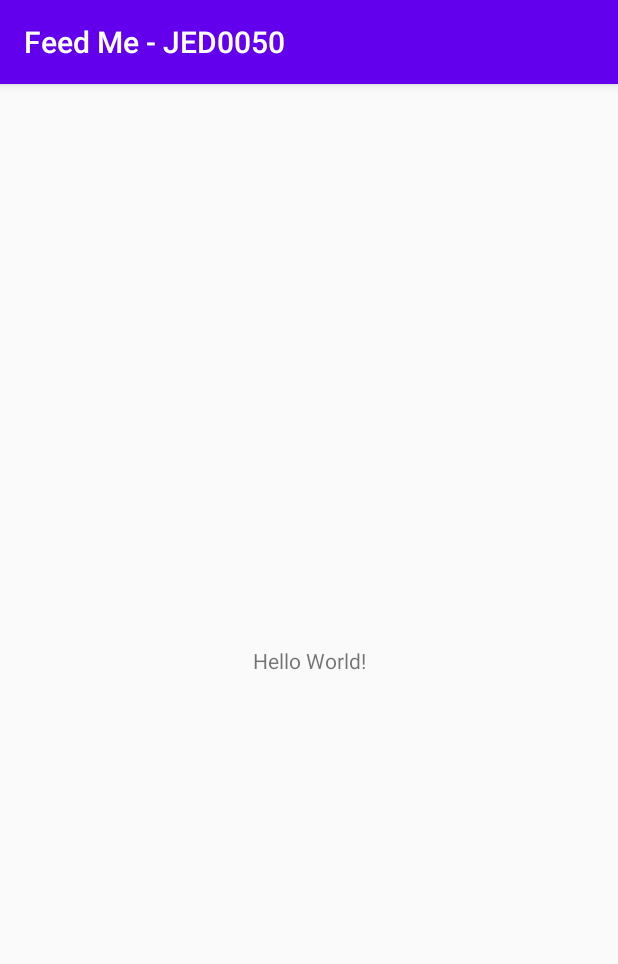
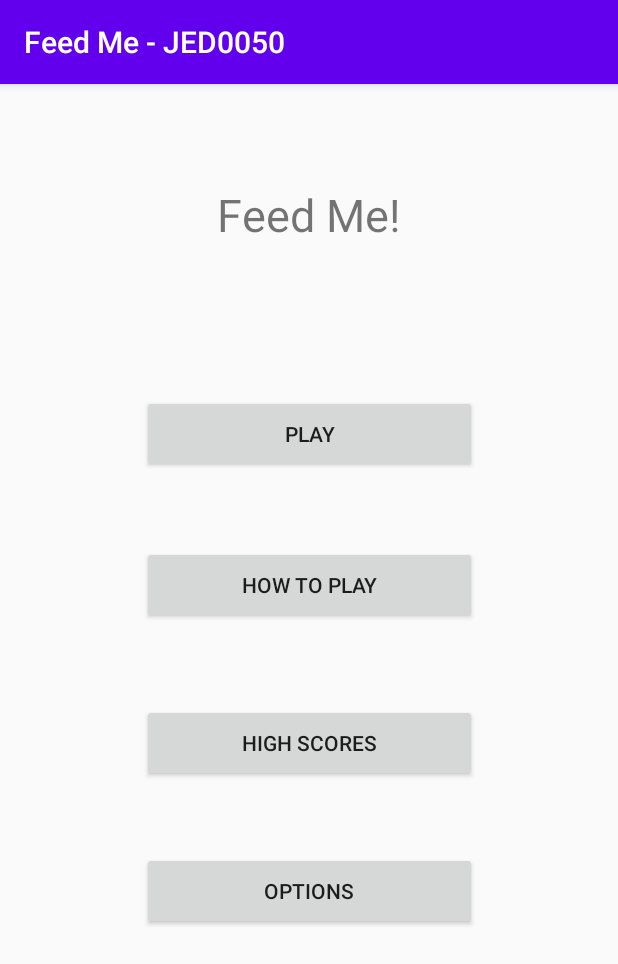
Before and after one commit to JED0050/TAMZ2_P, an Android app: the screen it shows after launch (MainActivity), on a phone screen of 412 x 824 dp. Shown: the top 964 px of the screen. Run offline under Robolectric (Android 15) with nearby library versions, the phone set to English and light mode, and no system bars.

Commit message:
Vytvoření hlavního menu
Vytvoření základního hlavního menu, které obsahuje nadpis a 4 tlačítka

```diff
--- a/app/src/main/res/layout/activity_main.xml
+++ b/app/src/main/res/layout/activity_main.xml
@@ -7,12 +7,59 @@
     tools:context=".MainActivity">
 
     <TextView
+        android:id="@+id/textView"
         android:layout_width="wrap_content"
         android:layout_height="wrap_content"
-        android:text="Hello World!"
+        android:text="Feed Me!"
+        android:textSize="30sp"
         app:layout_constraintBottom_toBottomOf="parent"
         app:layout_constraintLeft_toLeftOf="parent"
         app:layout_constraintRight_toRightOf="parent"
-        app:layout_constraintTop_toTopOf="parent" />
+        app:layout_constraintTop_toTopOf="parent"
+        app:layout_constraintVertical_bias="0.092" />
+
+    <Button
+        android:id="@+id/button"
+        android:layout_width="223dp"
+        android:layout_height="52dp"
+        android:text="Play"
+        app:layout_constraintBottom_toBottomOf="parent"
+        app:layout_constraintEnd_toEndOf="parent"
+        app:layout_constraintStart_toStartOf="parent"
+        app:layout_constraintTop_toTopOf="parent"
+        app:layout_constraintVertical_bias="0.29" />
+
+    <Button
+        android:id="@+id/button2"
+        android:layout_width="223dp"
+        android:layout_height="52dp"
+        android:text="How to play"
+        app:layout_constraintBottom_toBottomOf="parent"
+        app:layout_constraintEnd_toEndOf="parent"
+        app:layout_constraintStart_toStartOf="parent"
+        app:layout_constraintTop_toTopOf="parent"
+        app:layout_constraintVertical_bias="0.43" />
+
+    <Button
+        android:id="@+id/button3"
+        android:layout_width="223dp"
+        android:layout_height="52dp"
+        android:text="HIGH SCORES"
+        app:layout_constraintBottom_toBottomOf="parent"
+        app:layout_constraintEnd_toEndOf="parent"
+        app:layout_constraintStart_toStartOf="parent"
+        app:layout_constraintTop_toTopOf="parent"
+        app:layout_constraintVertical_bias="0.577" />
+
+    <Button
+        android:id="@+id/button4"
+        android:layout_width="223dp"
+        android:layout_height="52dp"
+        android:text="Options"
+        app:layout_constraintBottom_toBottomOf="parent"
+        app:layout_constraintEnd_toEndOf="parent"
+        app:layout_constraintStart_toStartOf="parent"
+        app:layout_constraintTop_toTopOf="parent"
+        app:layout_constraintVertical_bias="0.715" />
 
 </androidx.constraintlayout.widget.ConstraintLayout>
```
